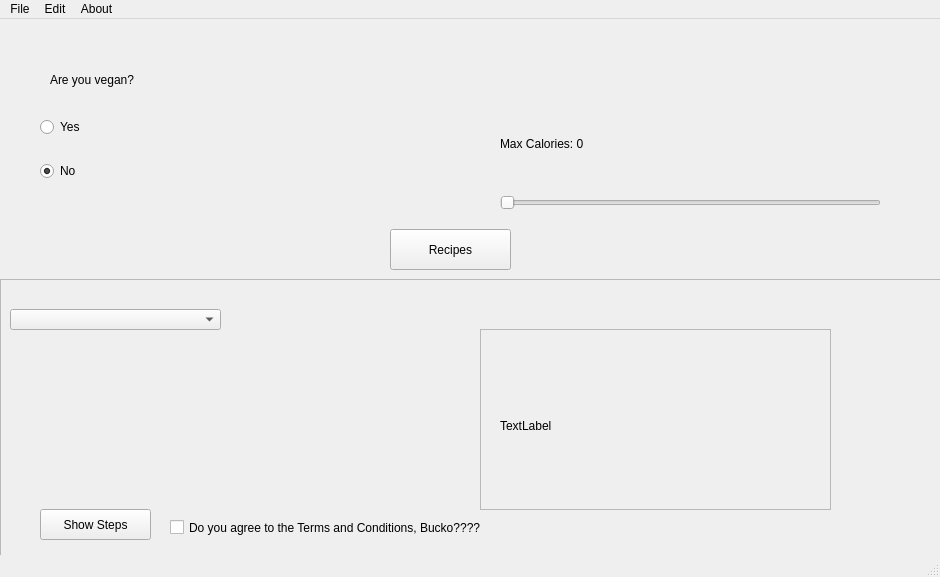
Above: CS4076Project/mainwindow.ui from MaaHuu221/CS4076-Project before the change. Below: the same form after it.
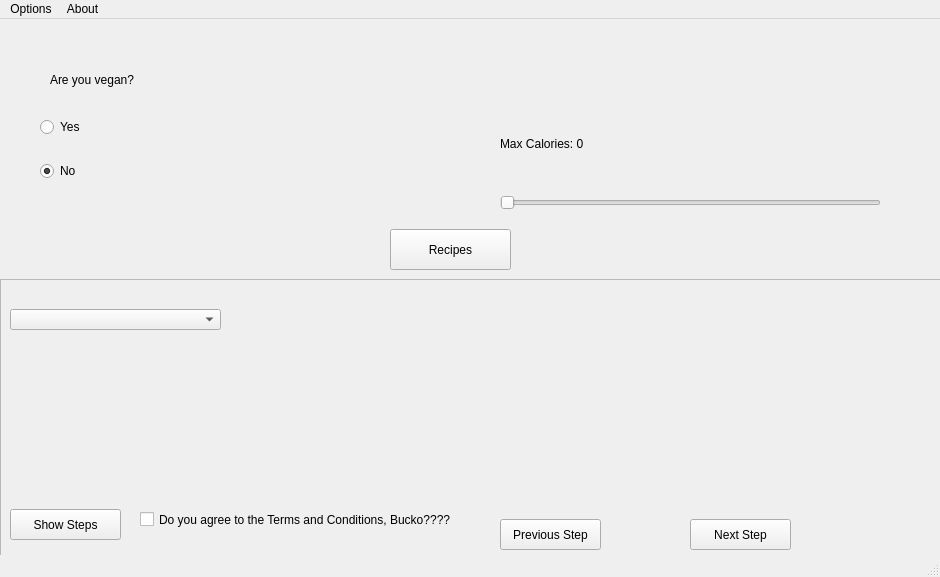
That is the form after the change. Icons and pictures are not drawn.

Patch:
```diff
--- a/CS4076Project/mainwindow.ui
+++ b/CS4076Project/mainwindow.ui
@@ -110,39 +110,10 @@
       </rect>
      </property>
     </widget>
-    <widget class="QFrame" name="frame_2">
-     <property name="geometry">
-      <rect>
-       <x>480</x>
-       <y>50</y>
-       <width>351</width>
-       <height>181</height>
-      </rect>
-     </property>
-     <property name="frameShape">
-      <enum>QFrame::StyledPanel</enum>
-     </property>
-     <property name="frameShadow">
-      <enum>QFrame::Raised</enum>
-     </property>
-     <widget class="QLabel" name="steps">
-      <property name="geometry">
-       <rect>
-        <x>20</x>
-        <y>31</y>
-        <width>311</width>
-        <height>131</height>
-       </rect>
-      </property>
-      <property name="text">
-       <string>TextLabel</string>
-      </property>
-     </widget>
-    </widget>
     <widget class="QPushButton" name="stepButt">
      <property name="geometry">
       <rect>
-       <x>40</x>
+       <x>10</x>
        <y>230</y>
        <width>111</width>
        <height>31</height>
@@ -155,8 +126,8 @@
     <widget class="QCheckBox" name="TaCBox">
      <property name="geometry">
       <rect>
-       <x>170</x>
-       <y>238</y>
+       <x>140</x>
+       <y>230</y>
        <width>311</width>
        <height>21</height>
       </rect>
@@ -165,6 +136,45 @@
       <string>Do you agree to the Terms and Conditions, Bucko????</string>
      </property>
     </widget>
+    <widget class="QPushButton" name="backButt">
+     <property name="geometry">
+      <rect>
+       <x>500</x>
+       <y>240</y>
+       <width>101</width>
+       <height>31</height>
+      </rect>
+     </property>
+     <property name="text">
+      <string>Previous Step</string>
+     </property>
+    </widget>
+    <widget class="QPushButton" name="nextButt">
+     <property name="geometry">
+      <rect>
+       <x>690</x>
+       <y>240</y>
+       <width>101</width>
+       <height>31</height>
+      </rect>
+     </property>
+     <property name="text">
+      <string>Next Step</string>
+     </property>
+    </widget>
+    <widget class="QLabel" name="steps">
+     <property name="geometry">
+      <rect>
+       <x>510</x>
+       <y>40</y>
+       <width>271</width>
+       <height>161</height>
+      </rect>
+     </property>
+     <property name="text">
+      <string/>
+     </property>
+    </widget>
    </widget>
    <widget class="QPushButton" name="recipeButt">
     <property name="geometry">
@@ -180,7 +190,8 @@
     </property>
    </widget>
   </widget>
-  <widget class="QMenuBar" name="menubar">
+  <widget class="QStatusBar" name="statusbar"/>
+  <widget class="QMenuBar" name="menuBar">
    <property name="geometry">
     <rect>
      <x>0</x>
@@ -189,24 +200,11 @@
      <height>21</height>
     </rect>
    </property>
-   <widget class="QMenu" name="menuFile">
+   <widget class="QMenu" name="menuOptions">
     <property name="title">
-     <string>File</string>
+     <string>Options</string>
     </property>
-    <addaction name="actionNew"/>
-    <addaction name="actionOpen"/>
-    <addaction name="actionSave_As"/>
-    <addaction name="actionQuit"/>
-   </widget>
-   <widget class="QMenu" name="menuEdit">
-    <property name="title">
-     <string>Edit</string>
-    </property>
-    <addaction name="actionCopy"/>
-    <addaction name="actionPaste"/>
-    <addaction name="actionCut"/>
-    <addaction name="actionUndo"/>
-    <addaction name="actionRedo"/>
+    <addaction name="actionQuit_2"/>
    </widget>
    <widget class="QMenu" name="menuAbout">
     <property name="title">
@@ -216,8 +214,7 @@
     <addaction name="actionAbout_Qt"/>
     <addaction name="separator"/>
    </widget>
-   <addaction name="menuFile"/>
-   <addaction name="menuEdit"/>
+   <addaction name="menuOptions"/>
    <addaction name="menuAbout"/>
   </widget>
   <widget class="QStatusBar" name="statusbar"/>
```
Left out of the diff: 79 changed lines with no effect on the pictures.
